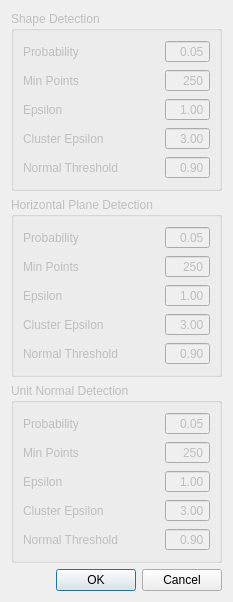
aboudev/alg_vis, file Settings_dialog.ui: the form before one commit.
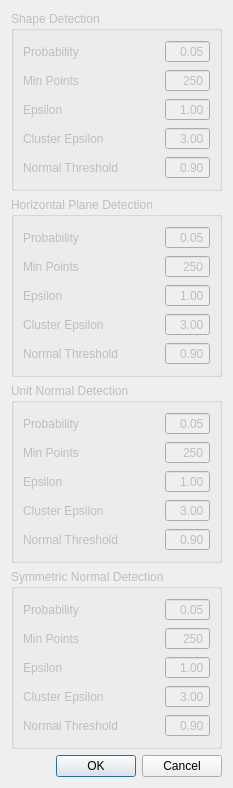
The form after the commit.

Commit message: add symmetric normal detection

```diff
--- a/Settings_dialog.ui
+++ b/Settings_dialog.ui
@@ -7,7 +7,7 @@
     <x>0</x>
     <y>0</y>
     <width>284</width>
-    <height>593</height>
+    <height>774</height>
    </rect>
   </property>
   <property name="windowTitle">
@@ -467,6 +467,156 @@
      </layout>
     </widget>
    </item>
+   <item>
+    <widget class="QGroupBox" name="snormal_detection">
+     <property name="enabled">
+      <bool>false</bool>
+     </property>
+     <property name="title">
+      <string>Symmetric Normal Detection</string>
+     </property>
+     <layout class="QVBoxLayout" name="verticalLayout_5">
+      <item>
+       <layout class="QGridLayout" name="gridLayout_4">
+        <item row="0" column="1">
+         <spacer name="horizontalSpacer_4">
+          <property name="orientation">
+           <enum>Qt::Horizontal</enum>
+          </property>
+          <property name="sizeHint" stdset="0">
+           <size>
+            <width>40</width>
+            <height>20</height>
+           </size>
+          </property>
+         </spacer>
+        </item>
+        <item row="3" column="0">
+         <widget class="QLabel" name="label_16">
+          <property name="text">
+           <string>Cluster Epsilon</string>
+          </property>
+         </widget>
+        </item>
+        <item row="1" column="0">
+         <widget class="QLabel" name="label_17">
+          <property name="text">
+           <string>Min Points</string>
+          </property>
+         </widget>
+        </item>
+        <item row="2" column="0">
+         <widget class="QLabel" name="label_18">
+          <property name="text">
+           <string>Epsilon</string>
+          </property>
+         </widget>
+        </item>
+        <item row="0" column="2">
+         <widget class="QDoubleSpinBox" name="snormal_detection_probability">
+          <property name="alignment">
+           <set>Qt::AlignRight|Qt::AlignTrailing|Qt::AlignVCenter</set>
+          </property>
+          <property name="buttonSymbols">
+           <enum>QAbstractSpinBox::NoButtons</enum>
+          </property>
+          <property name="maximum">
+           <double>1.000000000000000</double>
+          </property>
+          <property name="singleStep">
+           <double>0.010000000000000</double>
+          </property>
+          <property name="value">
+           <double>0.050000000000000</double>
+          </property>
+         </widget>
+        </item>
+        <item row="0" column="0">
+         <widget class="QLabel" name="label_19">
+          <property name="text">
+           <string>Probability</string>
+          </property>
+         </widget>
+        </item>
+        <item row="4" column="0">
+         <widget class="QLabel" name="label_20">
+          <property name="text">
+           <string>Normal Threshold</string>
+          </property>
+         </widget>
+        </item>
+        <item row="2" column="2">
+         <widget class="QDoubleSpinBox" name="snormal_detection_epsilon">
+          <property name="alignment">
+           <set>Qt::AlignRight|Qt::AlignTrailing|Qt::AlignVCenter</set>
+          </property>
+          <property name="buttonSymbols">
+           <enum>QAbstractSpinBox::NoButtons</enum>
+          </property>
+          <property name="singleStep">
+           <double>0.200000000000000</double>
+          </property>
+          <property name="value">
+           <double>1.000000000000000</double>
+          </property>
+         </widget>
+        </item>
+        <item row="3" column="2">
+         <widget class="QDoubleSpinBox" name="snormal_detection_cluster_epsilon">
+          <property name="alignment">
+           <set>Qt::AlignRight|Qt::AlignTrailing|Qt::AlignVCenter</set>
+          </property>
+          <property name="buttonSymbols">
+           <enum>QAbstractSpinBox::NoButtons</enum>
+          </property>
+          <property name="value">
+           <double>3.000000000000000</double>
+          </property>
+         </widget>
+        </item>
+        <item row="4" column="2">
+         <widget class="QDoubleSpinBox" name="snormal_detection_normal_threshold">
+          <property name="alignment">
+           <set>Qt::AlignRight|Qt::AlignTrailing|Qt::AlignVCenter</set>
+          </property>
+          <property name="buttonSymbols">
+           <enum>QAbstractSpinBox::NoButtons</enum>
+          </property>
+          <property name="maximum">
+           <double>1.000000000000000</double>
+          </property>
+          <property name="singleStep">
+           <double>0.050000000000000</double>
+          </property>
+          <property name="value">
+           <double>0.900000000000000</double>
+          </property>
+         </widget>
+        </item>
+        <item row="1" column="2">
+         <widget class="QSpinBox" name="snormal_detection_min_points">
+          <property name="alignment">
+           <set>Qt::AlignRight|Qt::AlignTrailing|Qt::AlignVCenter</set>
+          </property>
+          <property name="buttonSymbols">
+           <enum>QAbstractSpinBox::NoButtons</enum>
+          </property>
+          <property name="maximum">
+           <number>99999</number>
+          </property>
+          <property name="singleStep">
+           <number>100</number>
+          </property>
+          <property name="value">
+           <number>250</number>
+          </property>
+         </widget>
+        </item>
+       </layout>
+      </item>
+     </layout>
+    </widget>
+   </item>
    <item>
     <widget class="QDialogButtonBox" name="buttonBox">
      <property name="orientation">
```
The commit also changes 9 other files.
